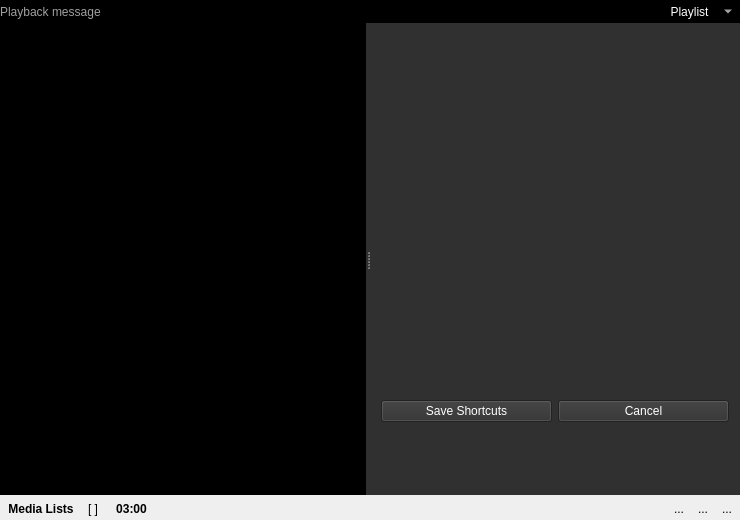
The window that src/mainwindow.ui (KDE/bangarang) describes before a commit, drawn with Qt 5.
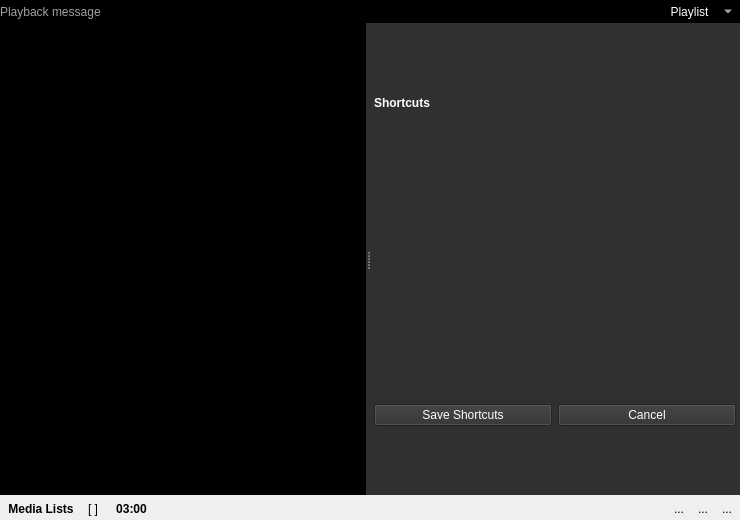
The same window after the commit. The open tabs and pages were chosen to show the change. Icons and pictures are not drawn. Custom widgets are drawn as their Qt base class.

Commit message: add missing title to shortcuts page.

The edit to the form file:
```diff
--- a/src/mainwindow.ui
+++ b/src/mainwindow.ui
@@ -6231,8 +6231,30 @@
                  </widget>
                  <widget class="QWidget" name="shortcutsPage">
                   <layout class="QVBoxLayout" name="verticalLayout_30">
+                   <property name="spacing">
+                    <number>-1</number>
+                   </property>
+                   <property name="margin">
+                    <number>4</number>
+                   </property>
                    <item>
-                    <widget class="QWidget" name="shortcutsEditorHolder" native="true"/>
+                    <widget class="QLabel" name="label_13">
+                     <property name="minimumSize">
+                      <size>
+                       <width>0</width>
+                       <height>25</height>
+                      </size>
+                     </property>
+                     <property name="font">
+                      <font>
+                       <weight>75</weight>
+                       <bold>true</bold>
+                      </font>
+                     </property>
+                     <property name="text">
+                      <string>Shortcuts</string>
+                     </property>
+                    </widget>
                    </item>
                    <item>
                     <widget class="KShortcutsEditor" name="shortcutsEditor"/>
```
Left out of the diff: 10 changed lines with no effect on the pictures.
